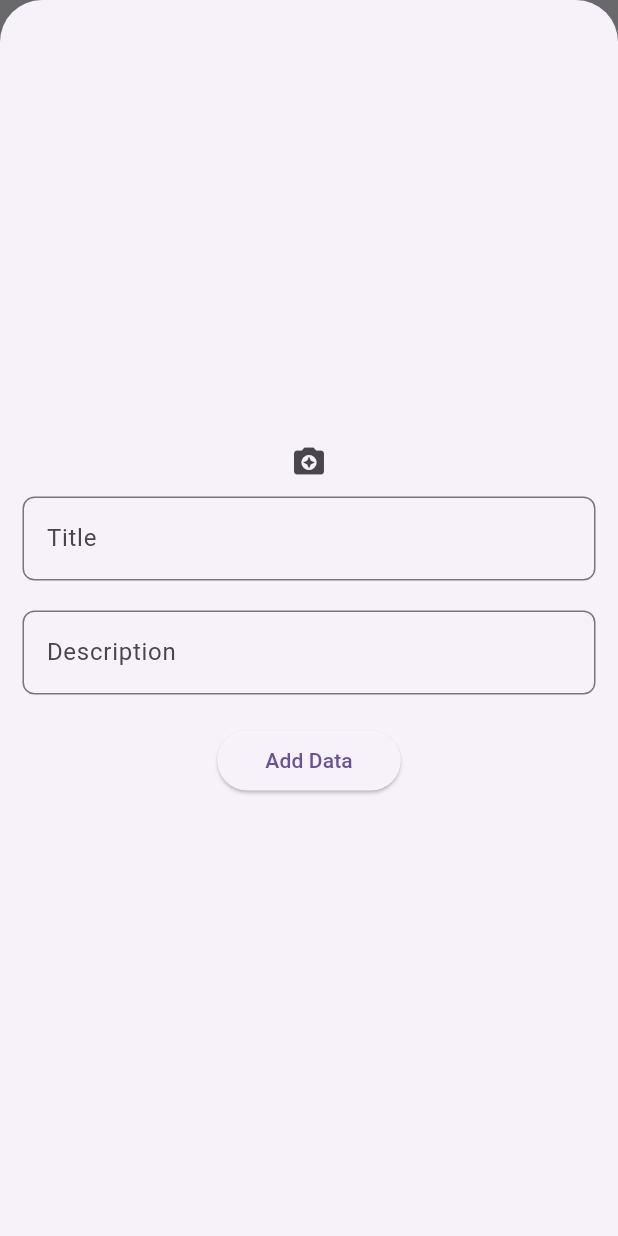
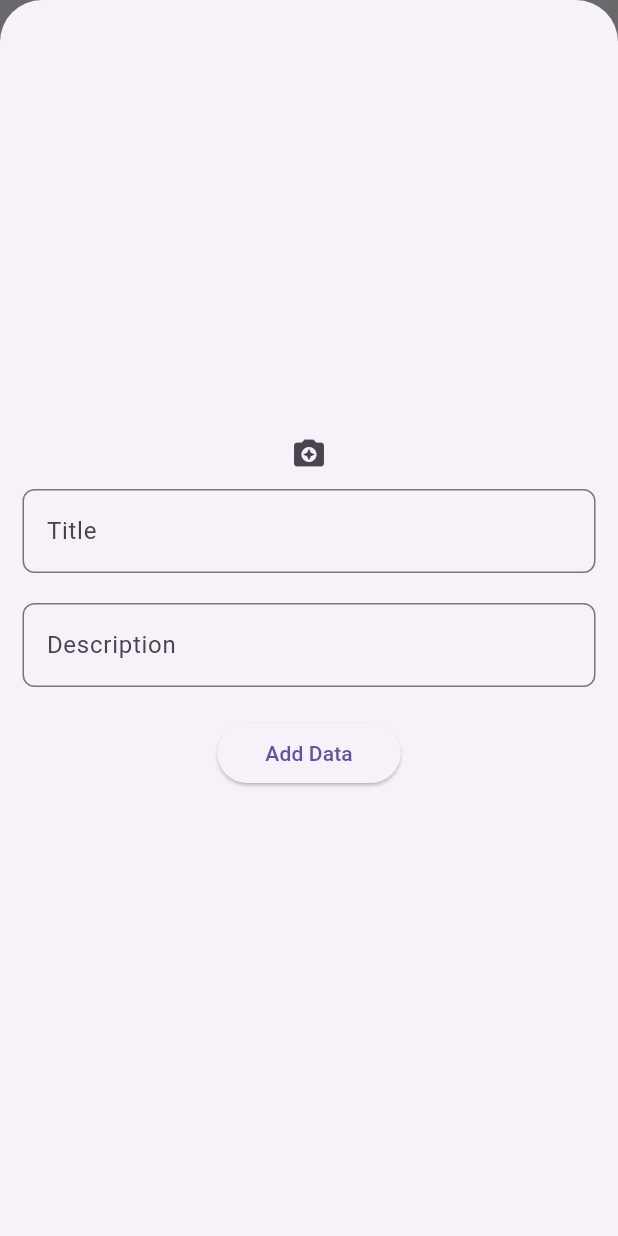
Before and after one commit to mustufa-edugaon/flutter-sqlite-crud, a Flutter app: the screen it shows after launch, after a tap on the "add" icon, on a phone screen of 412 x 824 dp. Run offline on Flutter 3.47's test engine with Material 3 defaults, Android fonts, the phone set to English and light mode, and no system bars; our stand-ins replace image_picker, sqflite; accounts and stored records are empty.

Commit message:
This is my first project <br> second change

```diff
--- a/lib/SQlite.dart
+++ b/lib/SQlite.dart
@@ -119,7 +119,7 @@ class _HomeScreenAppState extends State<HomeScreenApp> {
           top: 30,
           left: 15,
           right: 15,
-          bottom: MediaQuery.of(context).viewInsets.bottom + 50,
+          bottom: MediaQuery.of(context).viewInsets.bottom + 60,
         ),
         child: Column(
           mainAxisSize: MainAxisSize.min,
```
